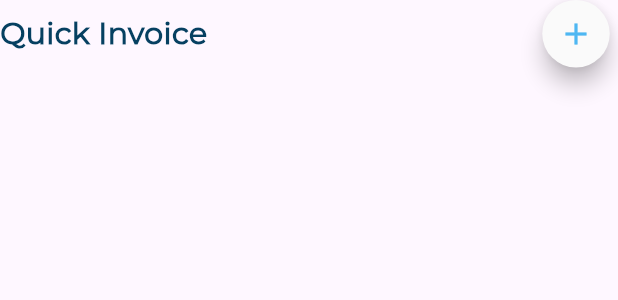
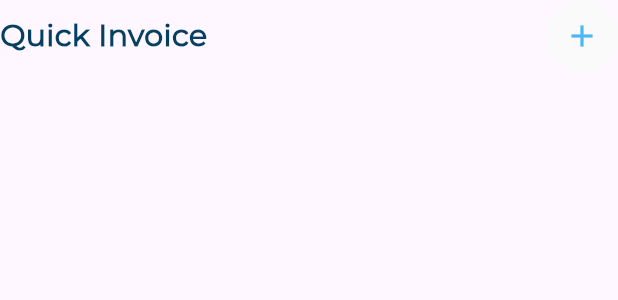
Before and after one commit to amirashawki/responsive_dash_board, a Flutter app: the QuickInvoiceHeader widget shown alone on an empty page, opened directly, on a phone screen of 412 x 824 dp. Shown: the top 300 px of the screen. Run offline on Flutter 3.47's test engine with Material 3 defaults, Android fonts, the phone set to English and light mode, and no system bars; our stand-ins replace flutter_svg.

Commit message:
QuickInvoice Header done

```diff
--- a/lib/widgets/all_expenses.dart
+++ b/lib/widgets/all_expenses.dart
@@ -1,5 +1,4 @@
 import 'package:flutter/material.dart';
-import 'package:responsive_dash_board/utils/app_styles.dart';
 
 import 'package:responsive_dash_board/widgets/expenses_section.dart';
 import 'package:responsive_dash_board/widgets/quick_%20Invoice_section.dart';
@@ -17,7 +16,7 @@ class AllExpenses extends StatelessWidget {
         SizedBox(
           height: 24,
         ),
-        // Expanded(child: QuickInvoiceSection())
+        QuickInvoiceSection()
       ],
     );
   }
--- a/lib/widgets/expenses_Item_header.dart
+++ b/lib/widgets/expenses_Item_header.dart
@@ -19,13 +19,13 @@ class ExpensesItemHeader extends StatelessWidget {
             width: 60,
             decoration: ShapeDecoration(
                 shape: const OvalBorder(),
-                color: backgroundImage ??const Color(0xFFFAFAFA)),
+                color: backgroundImage ?? const Color(0xFFFAFAFA)),
             child: Padding(
-              padding:const EdgeInsets.all(14),
+              padding: const EdgeInsets.all(14),
               child: SvgPicture.asset(
                 image,
                 colorFilter: ColorFilter.mode(
-                    colorImage ??const Color(0xff4EB7F2), BlendMode.srcIn),
+                    colorImage ?? const Color(0xff4EB7F2), BlendMode.srcIn),
               ),
             )),
         const Spacer(),
--- a/lib/widgets/quick_Invoice_header.dart
+++ b/lib/widgets/quick_Invoice_header.dart
@@ -15,16 +15,15 @@ class QuickInvoiceHeader extends StatelessWidget {
           'Quick Invoice',
           style: AppStyles.styleSemiBold20(context),
         ),
+       const Spacer(),
         Container(
-          height: 45,
-          child: FloatingActionButton(
-            backgroundColor: Color(0xFFFAFAFA),
-            onPressed: () {},
-            child: Icon(
-              Icons.add,
-              color: Color(0xFF4EB7F2),
-            ),
-            shape: CircleBorder(),
+          height: 48,
+          width: 48,
+          decoration:const ShapeDecoration(
+              shape: OvalBorder(), color:  Color(0xffFAFAFA)),
+          child:const Icon(
+            Icons.add,
+            color: Color(0xFF4EB7F2),
           ),
         )
       ],
```
Also changed, not shown: lib/widgets/expenses_section.dart (+6 -5 lines), lib/widgets/quick_ Invoice_section.dart (+5 -5 lines).
